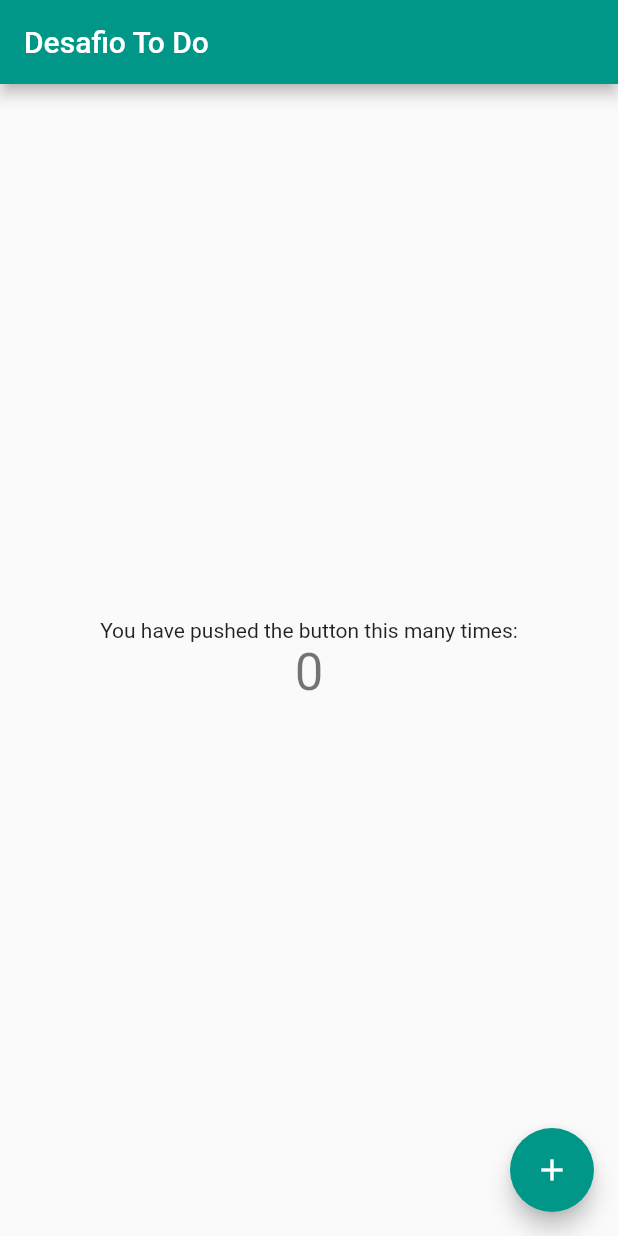
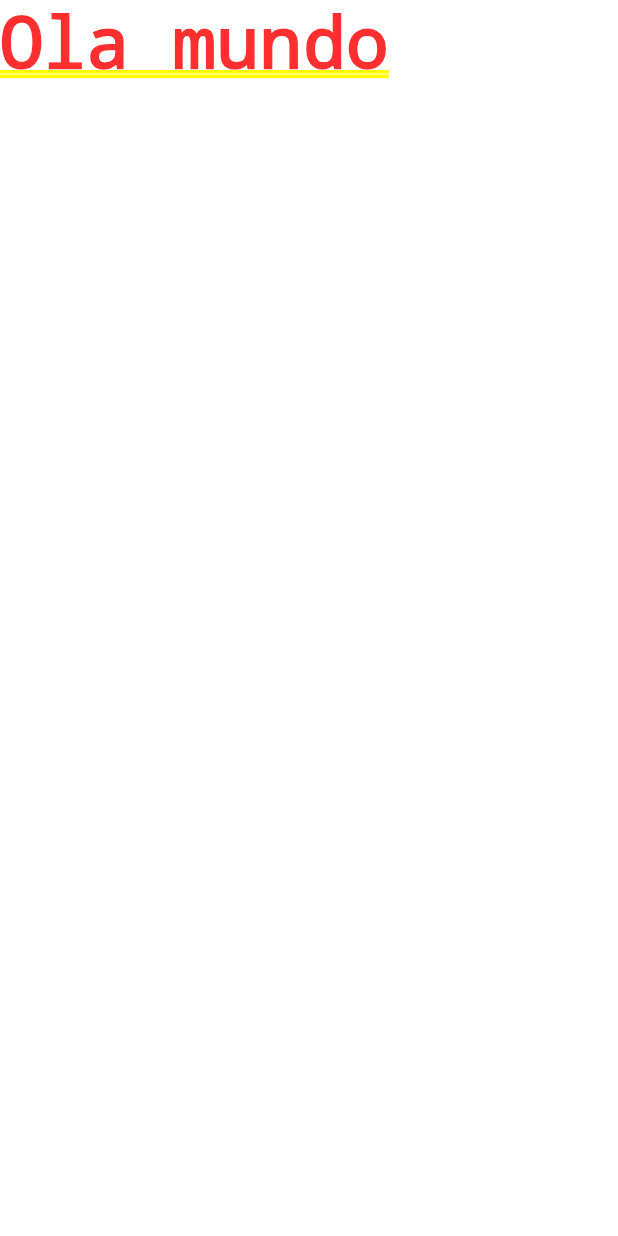
Before and after one commit to winkels7/flutter, a Flutter app: the screen it shows after launch, on a phone screen of 412 x 824 dp. Run offline on Flutter 3.47's test engine with Material 2 defaults, Android fonts, the phone set to English and light mode, and no system bars.

Commit message:
Hello world inicial

```diff
--- a/desafio-toDo/desafio_todo/lib/main.dart
+++ b/desafio-toDo/desafio_todo/lib/main.dart
@@ -1,115 +1,13 @@
 import 'package:flutter/material.dart';
 
 void main() {
-  runApp(const MyApp());
+  runApp(ToDoApp());
 }
 
-class MyApp extends StatelessWidget {
-  const MyApp({super.key});
-
-  // This widget is the root of your application.
-  @override
-  Widget build(BuildContext context) {
+class ToDoApp extends StatelessWidget {
+  Widget build(BuildContext contexto) {
     return MaterialApp(
-      title: 'Flutter Demo',
-      theme: ThemeData(
-        // This is the theme of your application.
-        //
-        // Try running your application with "flutter run". You'll see the
-        // application has a blue toolbar. Then, without quitting the app, try
-        // changing the primarySwatch below to Colors.green and then invoke
-        // "hot reload" (press "r" in the console where you ran "flutter run",
-        // or simply save your changes to "hot reload" in a Flutter IDE).
-        // Notice that the counter didn't reset back to zero; the application
-        // is not restarted.
-        primarySwatch: Colors.teal,
-      ),
-      home: const MyHomePage(title: 'Desafio To Do'),
+      home: Text('Ola mundo'),
     );
   }
 }
-
-class MyHomePage extends StatefulWidget {
-  const MyHomePage({super.key, required this.title});
-
-  // This widget is the home page of your application. It is stateful, meaning
-  // that it has a State object (defined below) that contains fields that affect
-  // how it looks.
-
-  // This class is the configuration for the state. It holds the values (in this
-  // case the title) provided by the parent (in this case the App widget) and
-  // used by the build method of the State. Fields in a Widget subclass are
-  // always marked "final".
-
-  final String title;
-
-  @override
-  State<MyHomePage> createState() => _MyHomePageState();
-}
-
-class _MyHomePageState extends State<MyHomePage> {
-  int _counter = 0;
-
-  void _incrementCounter() {
-    setState(() {
-      // This call to setState tells the Flutter framework that something has
-      // changed in this State, which causes it to rerun the build method below
-      // so that the display can reflect the updated values. If we changed
-      // _counter without calling setState(), then the build method would not be
-      // called again, and so nothing would appear to happen.
-      _counter++;
-    });
-  }
-
-  @override
-  Widget build(BuildContext context) {
-    // This method is rerun every time setState is called, for instance as done
-    // by the _incrementCounter method above.
-    //
-    // The Flutter framework has been optimized to make rerunning build methods
-    // fast, so that you can just rebuild anything that needs updating rather
-    // than having to individually change instances of widgets.
-    return Scaffold(
-      appBar: AppBar(
-        // Here we take the value from the MyHomePage object that was created by
-        // the App.build method, and use it to set our appbar title.
-        title: Text(widget.title),
-      ),
-      body: Center(
-        // Center is a layout widget. It takes a single child and positions it
-        // in the middle of the parent.
-        child: Column(
-          // Column is also a layout widget. It takes a list of children and
-          // arranges them vertically. By default, it sizes itself to fit its
-          // children horizontally, and tries to be as tall as its parent.
-          //
-          // Invoke "debug painting" (press "p" in the console, choose the
-          // "Toggle Debug Paint" action from the Flutter Inspector in Android
-          // Studio, or the "Toggle Debug Paint" command in Visual Studio Code)
-          // to see the wireframe for each widget.
-          //
-          // Column has various properties to control how it sizes itself and
-          // how it positions its children. Here we use mainAxisAlignment to
-          // center the children vertically; the main axis here is the vertical
-          // axis because Columns are vertical (the cross axis would be
-          // horizontal).
-          mainAxisAlignment: MainAxisAlignment.center,
-          children: <Widget>[
-            const Text(
-              'You have pushed the button this many times:',
-            ),
-            Text(
-              '$_counter',
-              style: Theme.of(context).textTheme.headline4,
-            ),
-          ],
-        ),
-      ),
-      floatingActionButton: FloatingActionButton(
-        onPressed: _incrementCounter,
-        tooltip: 'Increment',
-        child: const Icon(Icons.add),
-      ), // This trailing comma makes auto-formatting nicer for build methods.
-    );
-  }
-}
```
